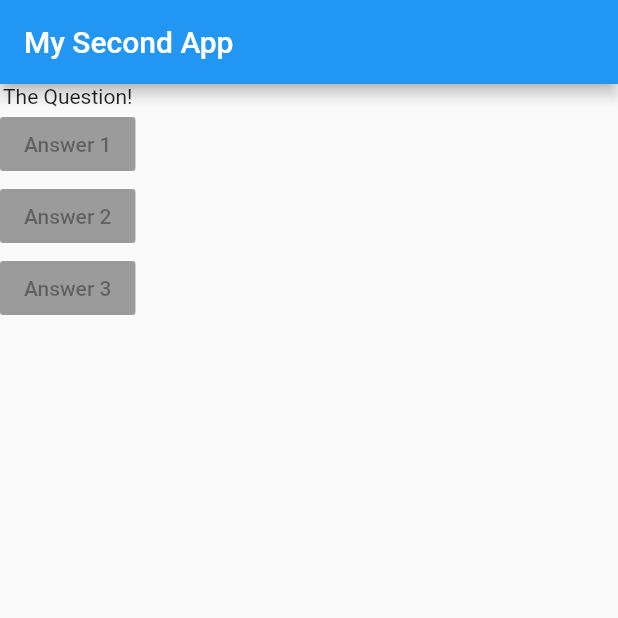
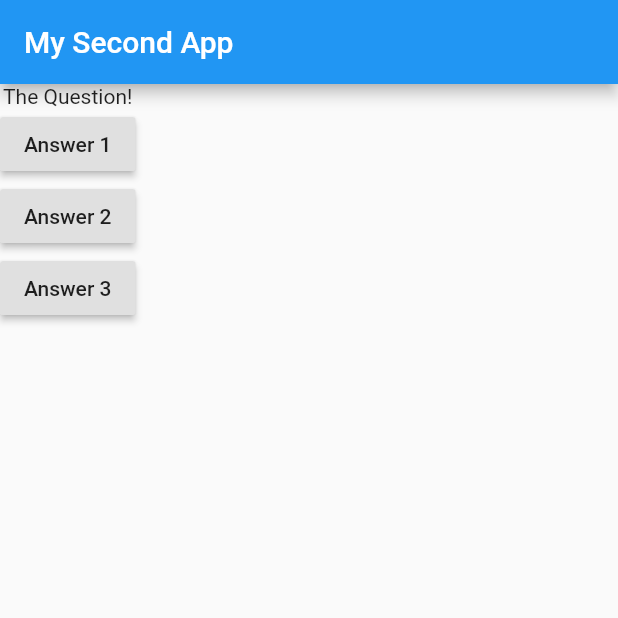
Before and after one commit to snehlkumbhar96/mythirdapp, a Flutter app: the screen it shows after launch, on a phone screen of 412 x 824 dp, the top half of it. Run offline on Flutter 3.47's test engine with Material 2 defaults, Android fonts, the phone set to English and light mode, and no system bars.

```diff
--- a/lib/main.dart
+++ b/lib/main.dart
@@ -3,6 +3,10 @@ import 'package:flutter/material.dart';
 void main() => runApp(MyApp());
 
 class MyApp extends StatelessWidget {
+  void answerQuestions()
+  {
+    print('Answer Chosen!');
+  }
   @override
   Widget build(BuildContext context) {
     var questions = [
@@ -17,9 +21,9 @@ class MyApp extends StatelessWidget {
           body:Column(
             children: [
               Text('The Question!'),
-              RaisedButton(child: Text('Answer 1'),onPressed: null),
-       RaisedButton(child: Text('Answer 2'),onPressed: null,),
-    RaisedButton(child: Text('Answer 3'),onPressed: null,
+              RaisedButton(child: Text('Answer 1'),onPressed: answerQuestions),
+       RaisedButton(child: Text('Answer 2'),onPressed: answerQuestions),
+    RaisedButton(child: Text('Answer 3'),onPressed: answerQuestions
     ),
   ],
       ),
```
